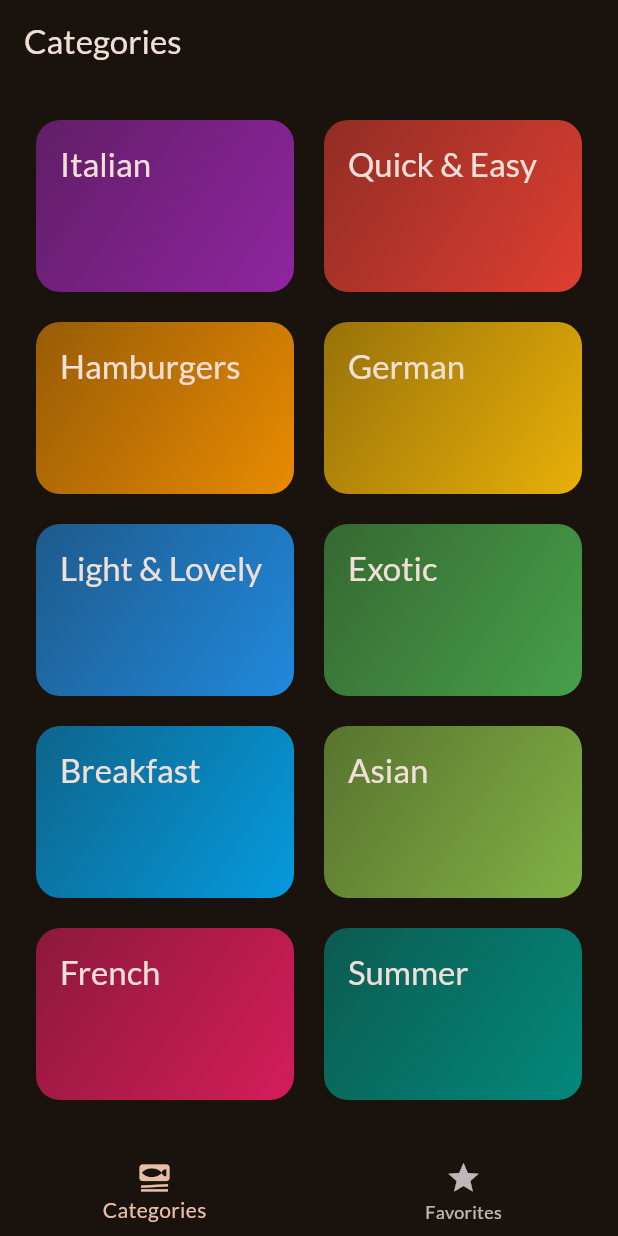
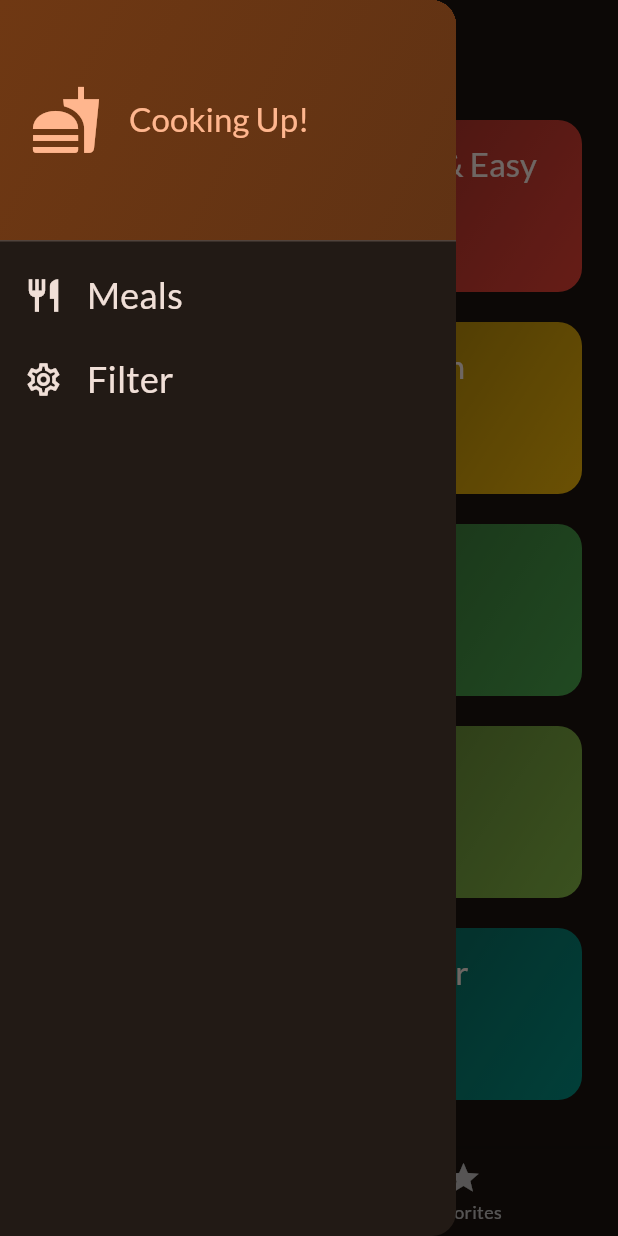
Before and after one commit to diusdi/meals-app, a Flutter app: the screen it shows after launch, with the side drawer open (before the commit the screen has no drawer), on a phone screen of 412 x 824 dp. Run offline on Flutter 3.47's test engine with Material 2 defaults, Android fonts, the phone set to English and light mode, and no system bars; our stand-ins replace google_fonts, transparent_image.

Commit message:
add feature to filter

```diff
--- a/lib/screens/categories.dart
+++ b/lib/screens/categories.dart
@@ -9,16 +9,22 @@ class CategoriesScreen extends StatelessWidget {
   const CategoriesScreen({
     super.key,
     required this.onToggleFavorite,
+    required this.availableMeals,
   });
 
   final void Function(Meal meal) onToggleFavorite;
+  final List<Meal> availableMeals;
   void _selectCategory(BuildContext context, Category category) {
-    final filteredMeal = dummyMeals
+    final filteredMeal = availableMeals
         .where((meal) => meal.categories.contains(category.id))
         .toList();
 
     Navigator.of(context).push(MaterialPageRoute(builder: (ctx) {
-      return MealsScreen(title: category.title, meals: filteredMeal, onToggleFavorite: onToggleFavorite,);
+      return MealsScreen(
+        title: category.title,
+        meals: filteredMeal,
+        onToggleFavorite: onToggleFavorite,
+      );
     }));
   }
 
--- a/lib/screens/tabs.dart
+++ b/lib/screens/tabs.dart
@@ -1,7 +1,17 @@
 import 'package:flutter/material.dart';
+import 'package:meals_app/data/dummy_data.dart';
 import 'package:meals_app/screens/categories.dart';
+import 'package:meals_app/screens/filters.dart';
 import 'package:meals_app/screens/meals.dart';
 import 'package:meals_app/models/meal.dart';
+import 'package:meals_app/widgets/main_drawer.dart';
+
+Map<Filter, bool> kInitialFilters = {
+  Filter.gluttenFree: false,
+  Filter.lactoseFree: false,
+  Filter.vegetarian: false,
+  Filter.vegan: false,
+};
 
 class TabsScreen extends StatefulWidget {
   const TabsScreen({super.key});
@@ -13,6 +23,7 @@ class TabsScreen extends StatefulWidget {
 class _TabsScreenState extends State<TabsScreen> {
   int _selectedPageIndex = 0;
   final List<Meal> _favoriteMeals = [];
+  Map<Filter, bool> _selectedFilter = kInitialFilters;
 
   void _selectPage(int index) {
     setState(() {
@@ -46,8 +57,26 @@ class _TabsScreenState extends State<TabsScreen> {
 
   @override
   Widget build(BuildContext context) {
-    Widget activeScreen =
-        CategoriesScreen(onToggleFavorite: _toggleMealFavoriteStatus);
+    final availableMeals = dummyMeals.where((meal) {
+      if (_selectedFilter[Filter.gluttenFree]! && meal.isGlutenFree) {
+        return false;
+      }
+      if (_selectedFilter[Filter.lactoseFree]! && meal.isLactoseFree) {
+        return false;
+      }
+      if (_selectedFilter[Filter.vegetarian]! && meal.isVegetarian) {
+        return false;
+      }
+      if (_selectedFilter[Filter.vegan]! && meal.isVegan) {
+        return false;
+      }
+      return true;
+    }).toList();
+
+    Widget activeScreen = CategoriesScreen(
+      onToggleFavorite: _toggleMealFavoriteStatus,
+      availableMeals: availableMeals,
+    );
     String activeTitle = 'Categories';
 
     if (_selectedPageIndex == 1) {
@@ -57,11 +86,29 @@ class _TabsScreenState extends State<TabsScreen> {
       );
       activeTitle = 'Your Favorites';
     }
+
+    void setScreen(String identifier) async {
+      Navigator.of(context).pop();
+
+      if (identifier == 'filters') {
+        final result = await Navigator.of(context).push<Map<Filter, bool>>(
+          MaterialPageRoute(
+            builder: (ctx) => FiltersScreen(currentFilter: _selectedFilter),
+          ),
+        );
+
+        setState(() {
+          _selectedFilter = result ?? kInitialFilters;
+        });
+      }
+    }
+
     return Scaffold(
       appBar: AppBar(
         title: Text(activeTitle),
       ),
       body: activeScreen,
+      drawer: MainDrawer(onSelectScreen: setScreen),
       bottomNavigationBar: BottomNavigationBar(
         currentIndex: _selectedPageIndex,
         onTap: _selectPage,
--- /dev/null
+++ b/lib/widgets/main_drawer.dart
@@ -0,0 +1,82 @@
+import 'package:flutter/material.dart';
+
+class MainDrawer extends StatelessWidget {
+  const MainDrawer({super.key, required this.onSelectScreen});
+
+  final void Function(String identifier) onSelectScreen;
+  @override
+  Widget build(BuildContext context) {
+    return Drawer(
+      child: Column(
+        children: [
+          DrawerHeader(
+            decoration: BoxDecoration(
+              gradient: LinearGradient(
+                colors: [
+                  Theme.of(context).colorScheme.primaryContainer,
+                  Theme.of(context)
+                      .colorScheme
+                      .primaryContainer
+                      .withOpacity(0.8),
+                ],
+                begin: Alignment.topLeft,
+                end: Alignment.bottomRight,
+              ),
+            ),
+            padding: const EdgeInsets.all(20),
+            child: Row(
+              children: [
+                Icon(
+                  Icons.fastfood,
+                  size: 48,
+                  color: Theme.of(context).colorScheme.primary,
+                ),
+                const SizedBox(width: 18),
+                Text(
+                  'Cooking Up!',
+                  style: Theme.of(context).textTheme.titleLarge!.copyWith(
+                        color: Theme.of(context).colorScheme.primary,
+                      ),
+                ),
+              ],
+            ),
+          ),
+          ListTile(
+            leading: Icon(
+              Icons.restaurant,
+              size: 26,
+              color: Theme.of(context).colorScheme.onBackground,
+            ),
+            title: Text(
+              'Meals',
+              style: Theme.of(context).textTheme.titleSmall!.copyWith(
+                    color: Theme.of(context).colorScheme.onBackground,
+                    fontSize: 24,
+                  ),
+            ),
+            onTap: () {
+              onSelectScreen('meals');
+            },
+          ),
+          ListTile(
+            leading: Icon(
+              Icons.settings_outlined,
+              size: 26,
+              color: Theme.of(context).colorScheme.onBackground,
+            ),
+            title: Text(
+              'Filter',
+              style: Theme.of(context).textTheme.titleSmall!.copyWith(
+                    color: Theme.of(context).colorScheme.onBackground,
+                    fontSize: 24,
+                  ),
+            ),
+            onTap: () {
+              onSelectScreen('filters');
+            },
+          )
+        ],
+      ),
+    );
+  }
+}
```
Also changed, not shown: lib/screens/filters.dart (added, +147 -0 lines), pubspec.lock.
